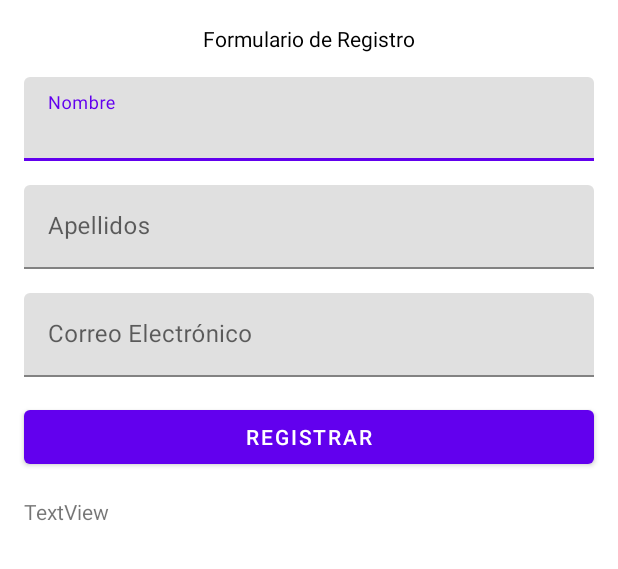
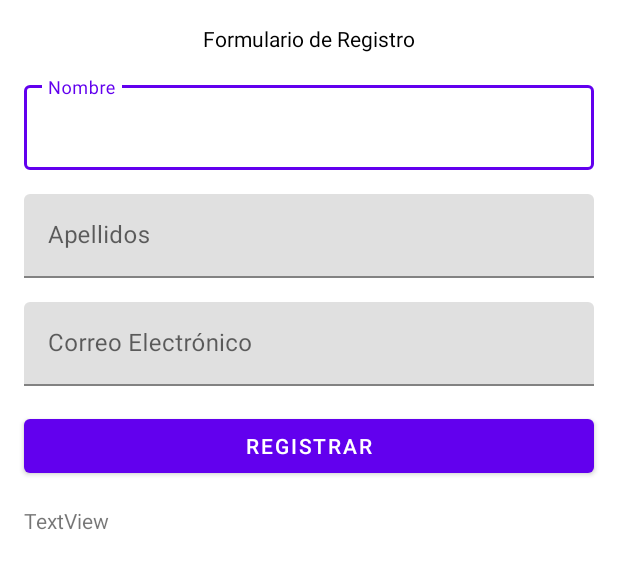
Before and after one commit to Sycrax88/UdeaApp, an Android app: the layout activity_main.xml on its own in the app's theme, with its tools: preview values and no code run, on a phone screen of 412 x 824 dp. Shown: the top 569 px of the screen. Run offline under Robolectric (Android 15) with nearby library versions, the phone set to English and light mode, and no system bars.

Commit message:
Se realizó desde cero el formulario para ser organizado de mejor manera

```diff
--- a/app/src/main/res/layout/activity_main.xml
+++ b/app/src/main/res/layout/activity_main.xml
@@ -25,6 +25,7 @@
 
     <com.google.android.material.textfield.TextInputLayout
         android:id="@+id/name_layout"
+        style="@style/Widget.MaterialComponents.TextInputLayout.OutlinedBox"
         android:layout_width="0dp"
         android:layout_height="wrap_content"
         android:layout_marginStart="16dp"
@@ -33,13 +34,13 @@
         app:layout_constraintEnd_toEndOf="parent"
         app:layout_constraintStart_toStartOf="parent"
         app:layout_constraintTop_toBottomOf="@+id/titulo_textView">
-        style="@style/Widget.MaterialComponents.TextInputLayout.OutlinedBox">
 
         <com.google.android.material.textfield.TextInputEditText
             android:id="@+id/name_text"
             android:layout_width="match_parent"
             android:layout_height="wrap_content"
-            android:hint="@string/name" />
+            android:hint="@string/name"
+            android:textColorHint="#616161" />
     </com.google.android.material.textfield.TextInputLayout>
 
     <com.google.android.material.textfield.TextInputLayout
@@ -57,7 +58,8 @@
             android:id="@+id/last_name_text"
             android:layout_width="match_parent"
             android:layout_height="wrap_content"
-            android:hint="@string/last_name" />
+            android:hint="@string/last_name"
+            android:textColorHint="#616161" />
     </com.google.android.material.textfield.TextInputLayout>
 
     <com.google.android.material.textfield.TextInputLayout
@@ -75,7 +77,8 @@
             android:id="@+id/email_text"
             android:layout_width="match_parent"
             android:layout_height="wrap_content"
-            android:hint="@string/email" />
+            android:hint="@string/email"
+            android:textColorHint="#616161" />
     </com.google.android.material.textfield.TextInputLayout>
 
     <Button
```
